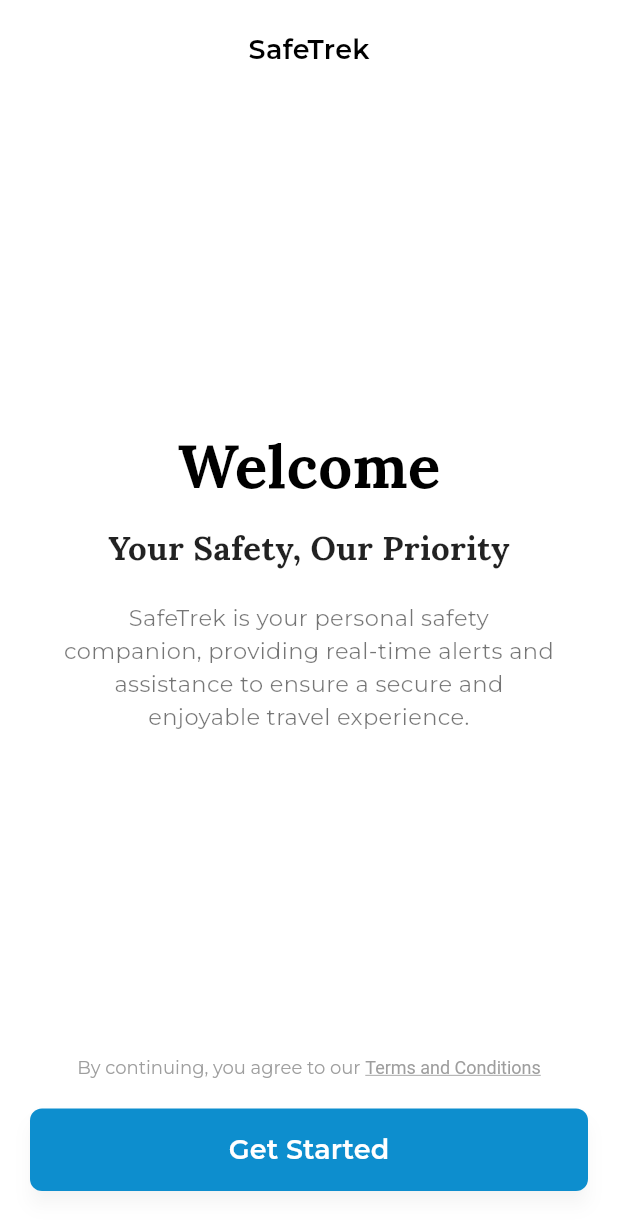
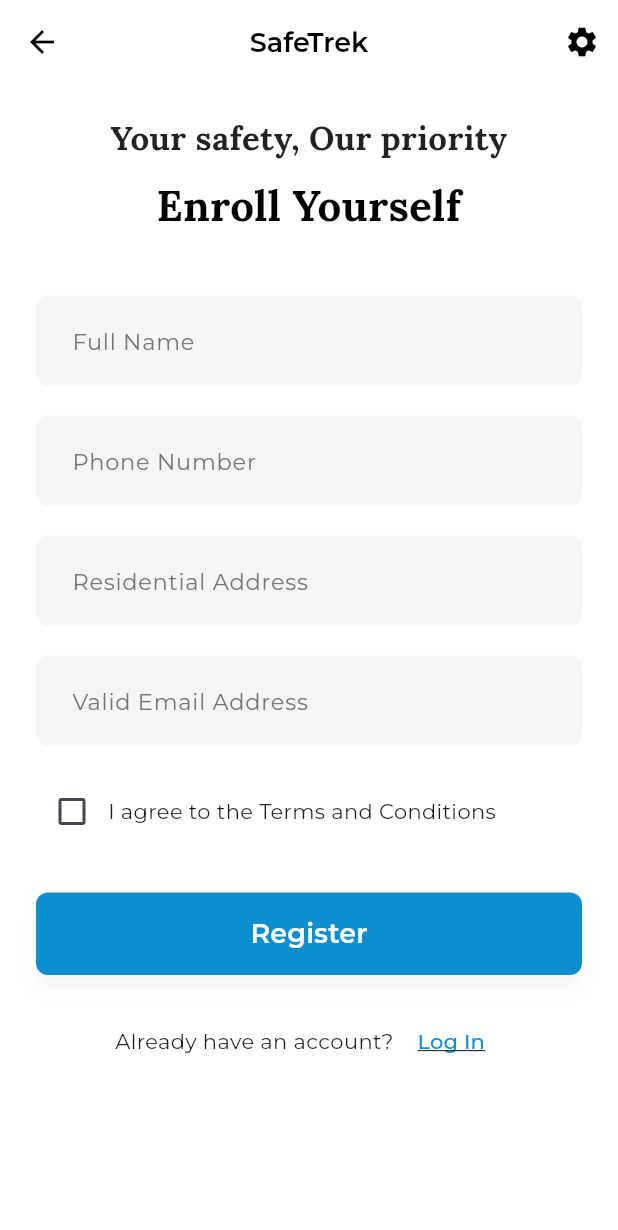
Before and after one commit to hawatri/Yaatri-Sathi-App, a Flutter app: the screen it shows after launch, after a tap on "Get Started", on a phone screen of 412 x 824 dp. Shown: the top 1230 px of the screen. Run offline on Flutter 3.47's test engine with Material 3 defaults, Android fonts, the phone set to English and light mode, and no system bars; our stand-ins replace google_fonts.

Commit message:
Registration window

```diff
--- a/lib/main.dart
+++ b/lib/main.dart
@@ -2,6 +2,7 @@
 import '''package:flutter/gestures.dart''';
 import '''package:flutter/material.dart''';
 import '''package:google_fonts/google_fonts.dart''';
+import '''./registration_screen.dart''';
 
 void main() {
   runApp(const MyApp());
@@ -122,7 +123,10 @@ class WelcomeScreen extends StatelessWidget {
                   // Get Started Button
                   ElevatedButton(
                     onPressed: () {
-                      // TODO: Implement navigation to the next screen
+                      Navigator.push(
+                        context,
+                        MaterialPageRoute(builder: (context) => const RegistrationScreen()),
+                      );
                     },
                     style: ElevatedButton.styleFrom(
                       backgroundColor: const Color(0xFF0D8ECE),
--- /dev/null
+++ b/lib/registration_screen.dart
@@ -0,0 +1,161 @@
+
+import 'package:flutter/material.dart';
+import 'package:google_fonts/google_fonts.dart';
+import './login_screen.dart';
+
+class RegistrationScreen extends StatefulWidget {
+  const RegistrationScreen({super.key});
+
+  @override
+  State<RegistrationScreen> createState() => _RegistrationScreenState();
+}
+
+class _RegistrationScreenState extends State<RegistrationScreen> {
+  bool _agreeToTerms = false;
+
+  @override
+  Widget build(BuildContext context) {
+    return Scaffold(
+      backgroundColor: Colors.white,
+      appBar: AppBar(
+        backgroundColor: Colors.white,
+        elevation: 0,
+        leading: IconButton(
+          icon: const Icon(Icons.arrow_back, color: Colors.black),
+          onPressed: () => Navigator.of(context).pop(),
+        ),
+        title: Text(
+          'SafeTrek',
+          style: GoogleFonts.montserrat(
+            fontSize: 18,
+            fontWeight: FontWeight.w600,
+            color: Colors.black,
+          ),
+        ),
+        actions: [
+          IconButton(
+            onPressed: () {},
+            icon: const Icon(Icons.settings, color: Colors.black),
+          ),
+        ],
+        centerTitle: true,
+      ),
+      body: SingleChildScrollView(
+        child: Padding(
+          padding: const EdgeInsets.symmetric(horizontal: 24.0),
+          child: Column(
+            crossAxisAlignment: CrossAxisAlignment.stretch,
+            children: [
+              const SizedBox(height: 20),
+              Text(
+                'Your safety, Our priority',
+                textAlign: TextAlign.center,
+                style: GoogleFonts.lora(
+                  fontSize: 22,
+                  fontWeight: FontWeight.w700,
+                  color: Colors.black87,
+                ),
+              ),
+              const SizedBox(height: 10),
+              Text(
+                'Enroll Yourself',
+                textAlign: TextAlign.center,
+                style: GoogleFonts.lora(
+                  fontSize: 28,
+                  fontWeight: FontWeight.bold,
+                  color: Colors.black,
+                ),
+              ),
+              const SizedBox(height: 40),
+              _buildTextField('Full Name'),
+              const SizedBox(height: 20),
+              _buildTextField('Phone Number', keyboardType: TextInputType.phone),
+              const SizedBox(height: 20),
+              _buildTextField('Residential Address'),
+              const SizedBox(height: 20),
+              _buildTextField('Valid Email Address', keyboardType: TextInputType.emailAddress),
+              const SizedBox(height: 20),
+              Row(
+                children: [
+                  Checkbox(
+                    value: _agreeToTerms,
+                    onChanged: (bool? value) {
+                      setState(() {
+                        _agreeToTerms = value ?? false;
+                      });
+                    },
+                    activeColor: const Color(0xFF0D8ECE),
+                  ),
+                  const Text('I agree to the Terms and Conditions'),
+                ],
+              ),
+              const SizedBox(height: 30),
+              ElevatedButton(
+                onPressed: () {
+                  // TODO: Implement registration logic
+                },
+                style: ElevatedButton.styleFrom(
+                  backgroundColor: const Color(0xFF0D8ECE),
+                  minimumSize: const Size(double.infinity, 55),
+                  shape: RoundedRectangleBorder(
+                    borderRadius: BorderRadius.circular(8),
+                  ),
+                  elevation: 5,
+                  shadowColor: Colors.black.withOpacity(0.2),
+                ),
+                child: Text(
+                  'Register',
+                  style: GoogleFonts.montserrat(
+                    fontSize: 18,
+                    fontWeight: FontWeight.w600,
+                    color: Colors.white,
+                  ),
+                ),
+              ),
+              const SizedBox(height: 20),
+              Row(
+                mainAxisAlignment: MainAxisAlignment.center,
+                children: [
+                  const Text('Already have an account? '),
+                  TextButton(
+                    onPressed: () {
+                      Navigator.push(
+                        context,
+                        MaterialPageRoute(builder: (context) => const LoginScreen()),
+                      );
+                    },
+                    child: const Text(
+                      'Log In',
+                      style: TextStyle(
+                        decoration: TextDecoration.underline,
+                        color: Color(0xFF0D8ECE),
+                      ),
+                    ),
+                  ),
+                ],
+              ),
+              const SizedBox(height: 20),
+            ],
+          ),
+        ),
+      ),
+    );
+  }
+
+  Widget _buildTextField(String hint, {TextInputType? keyboardType}) {
+    return TextFormField(
+      keyboardType: keyboardType,
+      decoration: InputDecoration(
+        hintText: hint,
+        hintStyle: GoogleFonts.montserrat(color: Colors.grey.shade600, fontSize: 15),
+        filled: true,
+        fillColor: Colors.grey.shade100,
+        border: OutlineInputBorder(
+          borderRadius: BorderRadius.circular(8),
+          borderSide: BorderSide.none,
+        ),
+        contentPadding: const EdgeInsets.symmetric(horizontal: 20, vertical: 18),
+      ),
+    );
+  }
+}
```
Also changed, not shown: lib/login_screen.dart (added, +133 -0 lines).
